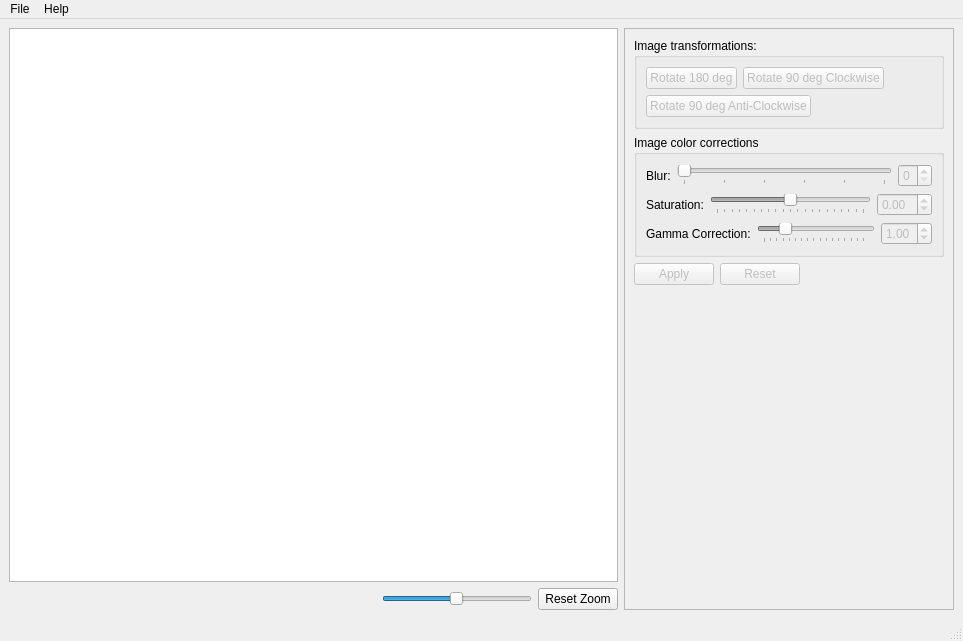
Before: the Qt Designer form mainwindow.ui in abansal755/Image-Editor, drawn with Qt 5.
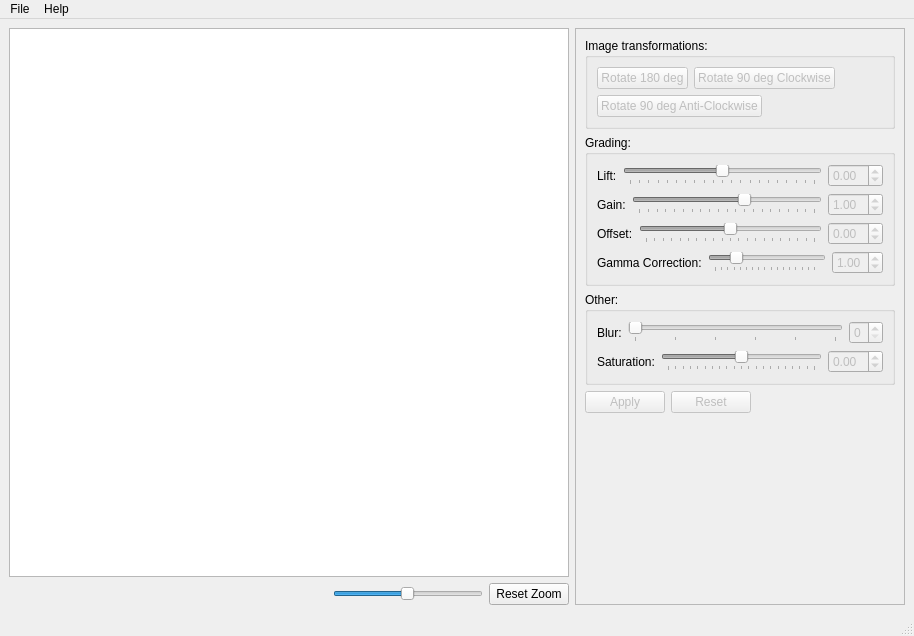
After: the same form once the commit is applied.

Commit message: Added grading options

```diff
--- a/mainwindow.ui
+++ b/mainwindow.ui
@@ -6,8 +6,8 @@
    <rect>
     <x>0</x>
     <y>0</y>
-    <width>963</width>
-    <height>641</height>
+    <width>914</width>
+    <height>636</height>
    </rect>
   </property>
   <property name="sizePolicy">
@@ -109,10 +109,10 @@
          <x>0</x>
          <y>0</y>
          <width>328</width>
-         <height>580</height>
+         <height>575</height>
         </rect>
        </property>
-       <layout class="QVBoxLayout" name="verticalLayout_4">
+       <layout class="QVBoxLayout" name="verticalLayout_5">
         <item>
          <widget class="QGroupBox" name="groupBox_2">
           <property name="sizePolicy">
@@ -192,6 +192,208 @@
           </layout>
          </widget>
         </item>
+        <item>
+         <widget class="QGroupBox" name="groupBox_3">
+          <property name="title">
+           <string>Grading:</string>
+          </property>
+          <layout class="QVBoxLayout" name="verticalLayout_4">
+           <item>
+            <layout class="QHBoxLayout" name="horizontalLayout_9">
+             <item>
+              <widget class="QLabel" name="label_4">
+               <property name="text">
+                <string>Lift:</string>
+               </property>
+              </widget>
+             </item>
+             <item>
+              <widget class="QSlider" name="horizontalSlider_5">
+               <property name="enabled">
+                <bool>false</bool>
+               </property>
+               <property name="minimum">
+                <number>-500</number>
+               </property>
+               <property name="maximum">
+                <number>500</number>
+               </property>
+               <property name="orientation">
+                <enum>Qt::Horizontal</enum>
+               </property>
+               <property name="tickPosition">
+                <enum>QSlider::TicksBelow</enum>
+               </property>
+               <property name="tickInterval">
+                <number>50</number>
+               </property>
+              </widget>
+             </item>
+             <item>
+              <widget class="QDoubleSpinBox" name="doubleSpinBox_3">
+               <property name="enabled">
+                <bool>false</bool>
+               </property>
+               <property name="minimum">
+                <double>-5.000000000000000</double>
+               </property>
+               <property name="maximum">
+                <double>5.000000000000000</double>
+               </property>
+              </widget>
+             </item>
+            </layout>
+           </item>
+           <item>
+            <layout class="QHBoxLayout" name="horizontalLayout_10">
+             <item>
+              <widget class="QLabel" name="label_5">
+               <property name="text">
+                <string>Gain:</string>
+               </property>
+              </widget>
+             </item>
+             <item>
+              <widget class="QSlider" name="horizontalSlider_6">
+               <property name="enabled">
+                <bool>false</bool>
+               </property>
+               <property name="minimum">
+                <number>-500</number>
+               </property>
+               <property name="maximum">
+                <number>500</number>
+               </property>
+               <property name="value">
+                <number>100</number>
+               </property>
+               <property name="orientation">
+                <enum>Qt::Horizontal</enum>
+               </property>
+               <property name="tickPosition">
+                <enum>QSlider::TicksBelow</enum>
+               </property>
+               <property name="tickInterval">
+                <number>50</number>
+               </property>
+              </widget>
+             </item>
+             <item>
+              <widget class="QDoubleSpinBox" name="doubleSpinBox_4">
+               <property name="enabled">
+                <bool>false</bool>
+               </property>
+               <property name="minimum">
+                <double>-5.000000000000000</double>
+               </property>
+               <property name="maximum">
+                <double>5.000000000000000</double>
+               </property>
+               <property name="value">
+                <double>1.000000000000000</double>
+               </property>
+              </widget>
+             </item>
+            </layout>
+           </item>
+           <item>
+            <layout class="QHBoxLayout" name="horizontalLayout_11">
+             <item>
+              <widget class="QLabel" name="label_6">
+               <property name="text">
+                <string>Offset:</string>
+               </property>
+              </widget>
+             </item>
+             <item>
+              <widget class="QSlider" name="horizontalSlider_7">
+               <property name="enabled">
+                <bool>false</bool>
+               </property>
+               <property name="minimum">
+                <number>-500</number>
+               </property>
+               <property name="maximum">
+                <number>500</number>
+               </property>
+               <property name="orientation">
+                <enum>Qt::Horizontal</enum>
+               </property>
+               <property name="tickPosition">
+                <enum>QSlider::TicksBelow</enum>
+               </property>
+               <property name="tickInterval">
+                <number>50</number>
+               </property>
+              </widget>
+             </item>
+             <item>
+              <widget class="QDoubleSpinBox" name="doubleSpinBox_5">
+               <property name="enabled">
+                <bool>false</bool>
+               </property>
+               <property name="minimum">
+                <double>-5.000000000000000</double>
+               </property>
+               <property name="maximum">
+                <double>5.000000000000000</double>
+               </property>
+              </widget>
+             </item>
+            </layout>
+           </item>
+           <item>
+            <layout class="QHBoxLayout" name="horizontalLayout_5">
+             <item>
+              <widget class="QLabel" name="label_3">
+               <property name="text">
+                <string>Gamma Correction:</string>
+               </property>
+              </widget>
+             </item>
+             <item>
+              <widget class="QSlider" name="horizontalSlider_4">
+               <property name="enabled">
+                <bool>false</bool>
+               </property>
+               <property name="maximum">
+                <number>500</number>
+               </property>
+               <property name="value">
+                <number>100</number>
+               </property>
+               <property name="tracking">
+                <bool>true</bool>
+               </property>
+               <property name="orientation">
+                <enum>Qt::Horizontal</enum>
+               </property>
+               <property name="tickPosition">
+                <enum>QSlider::TicksBelow</enum>
+               </property>
+               <property name="tickInterval">
+                <number>30</number>
+               </property>
+              </widget>
+             </item>
+             <item>
+              <widget class="QDoubleSpinBox" name="doubleSpinBox_2">
+               <property name="enabled">
+                <bool>false</bool>
+               </property>
+               <property name="maximum">
+                <double>5.000000000000000</double>
+               </property>
+               <property name="value">
+                <double>1.000000000000000</double>
+               </property>
+              </widget>
+             </item>
+            </layout>
+           </item>
+          </layout>
+         </widget>
+        </item>
         <item>
          <widget class="QGroupBox" name="groupBox">
           <property name="sizePolicy">
@@ -219,7 +421,7 @@
            <bool>false</bool>
           </property>
           <property name="title">
-           <string>Image color corrections</string>
+           <string>Other:</string>
           </property>
           <property name="flat">
            <bool>false</bool>
@@ -326,55 +528,6 @@
              </item>
             </layout>
            </item>
-           <item>
-            <layout class="QHBoxLayout" name="horizontalLayout_5">
-             <item>
-              <widget class="QLabel" name="label_3">
-               <property name="text">
-                <string>Gamma Correction:</string>
-               </property>
-              </widget>
-             </item>
-             <item>
-              <widget class="QSlider" name="horizontalSlider_4">
-               <property name="enabled">
-                <bool>false</bool>
-               </property>
-               <property name="maximum">
-                <number>500</number>
-               </property>
-               <property name="value">
-                <number>100</number>
-               </property>
-               <property name="tracking">
-                <bool>true</bool>
-               </property>
-               <property name="orientation">
-                <enum>Qt::Horizontal</enum>
-               </property>
-               <property name="tickPosition">
-                <enum>QSlider::TicksBelow</enum>
-               </property>
-               <property name="tickInterval">
-                <number>30</number>
-               </property>
-              </widget>
-             </item>
-             <item>
-              <widget class="QDoubleSpinBox" name="doubleSpinBox_2">
-               <property name="enabled">
-                <bool>false</bool>
-               </property>
-               <property name="maximum">
-                <double>5.000000000000000</double>
-               </property>
-               <property name="value">
-                <double>1.000000000000000</double>
-               </property>
-              </widget>
-             </item>
-            </layout>
-           </item>
           </layout>
          </widget>
         </item>
@@ -451,7 +604,7 @@
     <rect>
      <x>0</x>
      <y>0</y>
-     <width>963</width>
+     <width>914</width>
      <height>21</height>
     </rect>
    </property>
```
The commit also changes 3 other files.
